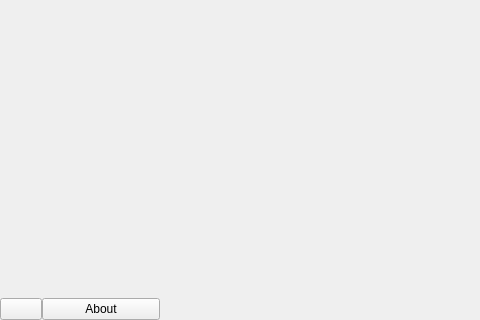
First picture: the form in arches_lintels/ui/ui_mainwindow.ui, repository k-int/arches-lintels, before the edit; both pictures show x 0 to 480 and y 280 to 600 of the 1000 by 600 pixel window.
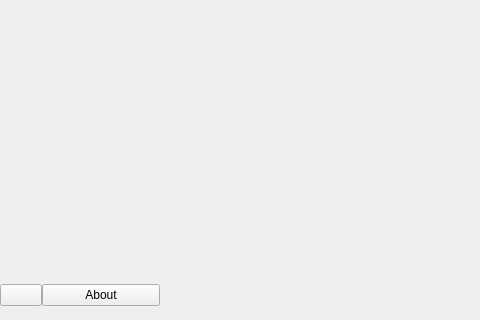
Second picture: the form after the edit.

What changed in the file:
```diff
--- a/arches_lintels/ui/ui_mainwindow.ui
+++ b/arches_lintels/ui/ui_mainwindow.ui
@@ -124,6 +124,16 @@
            </property>
           </widget>
          </item>
+         <item>
+          <widget class="QLabel" name="versionIconOnly">
+           <property name="text">
+            <string/>
+           </property>
+           <property name="wordWrap">
+            <bool>false</bool>
+           </property>
+          </widget>
+         </item>
         </layout>
        </item>
       </layout>
@@ -251,6 +261,16 @@
            </property>
           </widget>
          </item>
+         <item>
+          <widget class="QLabel" name="versionFull">
+           <property name="text">
+            <string/>
+           </property>
+           <property name="wordWrap">
+            <bool>true</bool>
+           </property>
+          </widget>
+         </item>
         </layout>
        </item>
       </layout>
```
